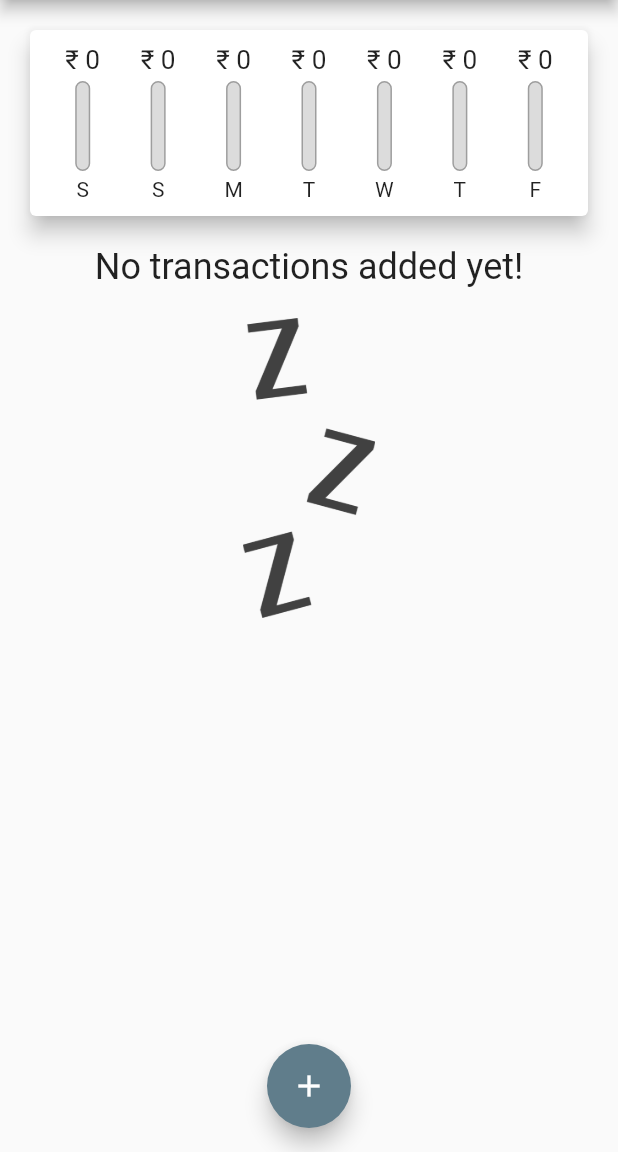
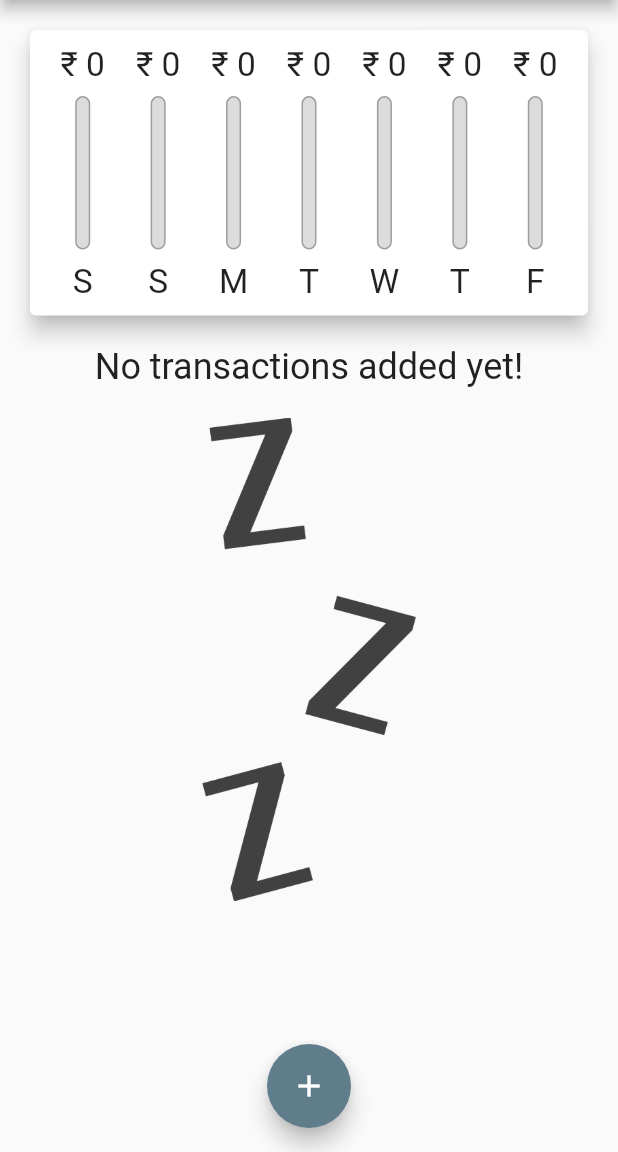
Before and after one commit to ashith1101/expenses_app, a Flutter app: the screen it shows after launch, on a phone screen of 412 x 824 dp, the part 84-1236 px from its top. Run offline on Flutter 3.47's test engine with Material 2 defaults, Android fonts, the phone set to English and light mode, and no system bars; Roboto replaces fonts that are missing (OpenSans).

Commit message:
responsiveness

```diff
--- a/lib/main.dart
+++ b/lib/main.dart
@@ -53,6 +53,8 @@ class _MyHomePageState extends State<MyHomePage> {
     // ),
   ];
 
+  bool _showChart=false;
+
   List<Transaction> get _recentTransactions {
     return _userTransactions.where((tx) {
       return tx.date.isAfter(DateTime.now().subtract(
@@ -96,8 +98,8 @@ class _MyHomePageState extends State<MyHomePage> {
 
   @override
   Widget build(BuildContext context) {
-    return Scaffold(
-      appBar: AppBar(
+    final isLandscape= MediaQuery.of(context).orientation==Orientation.landscape;
+    final appBar=AppBar(
         title: const Text(
           'Track Expenses',
           style: TextStyle(
@@ -112,14 +114,51 @@ class _MyHomePageState extends State<MyHomePage> {
             onPressed: () => _startAddNewTransaction(context),
           )
         ],
-      ),
+      );
+
+    final txListWidget=Container(
+              height: (MediaQuery.of(context).size.height -
+                      appBar.preferredSize.height -
+                      MediaQuery.of(context).padding.top) *
+                  0.7,
+              child: TransactionList(_userTransactions,_deleteTransaction)
+              );
+
+    return Scaffold(
+      appBar: appBar,
       body: SingleChildScrollView(
         child: Column(
           mainAxisAlignment: MainAxisAlignment.start,
           crossAxisAlignment: CrossAxisAlignment.center,
           children: <Widget>[
-            Chart(_recentTransactions),
-             TransactionList(_userTransactions,_deleteTransaction),
+            if(isLandscape) Row(
+              mainAxisAlignment: MainAxisAlignment.center,
+              children: <Widget>[
+                Text('Show Chart',style: Theme.of(context).textTheme.headline6,),
+                Switch(
+                  value: _showChart,
+                  onChanged: (val){
+                  setState(() {
+                    _showChart=val;
+                  });
+                }),
+              ],
+
+            ),
+            if (!isLandscape) Container(
+              height: (MediaQuery.of(context).size.height -
+                      appBar.preferredSize.height -
+                      MediaQuery.of(context).padding.top) *
+                  0.3,
+              child: Chart(_recentTransactions)),
+            if(!isLandscape) txListWidget,
+            if(isLandscape) _showChart ? Container(
+              height: (MediaQuery.of(context).size.height -
+                      appBar.preferredSize.height -
+                      MediaQuery.of(context).padding.top) *
+                  0.7,
+              child: Chart(_recentTransactions)):
+             txListWidget,
           ],
         ),
       ),
--- a/lib/widgets/chart_bar.dart
+++ b/lib/widgets/chart_bar.dart
@@ -5,31 +5,59 @@ class ChartBar extends StatelessWidget {
   final double spendingAmount;
   final double spendingPctOfTotal;
 
-  ChartBar(this.label,this.spendingAmount,this.spendingPctOfTotal);
+  ChartBar(this.label, this.spendingAmount, this.spendingPctOfTotal);
 
   @override
   Widget build(BuildContext context) {
-    return Column(children: <Widget> [
+    return LayoutBuilder(
+      builder: (ctx, contraints) {
+        return Column(
+          children: <Widget>[
             Container(
-        height: 20,
+              height: contraints.maxHeight * 0.15,
               child: FittedBox(
-          child: Text('\u20B9 ${spendingAmount.toStringAsFixed(0)}')
+                  child: Text('\u20B9 ${spendingAmount.toStringAsFixed(0)}')),
             ),
+            SizedBox(
+              height: contraints.maxHeight * 0.05,
             ),
-      SizedBox(height: 4,),
             Container(
-        height: 60,
+              height: contraints.maxHeight * 0.6,
               width: 10,
               child: Stack(
                 children: <Widget>[
-            Container(decoration: BoxDecoration(border: Border.all(color: Colors.grey,width: 1.0),color: Color.fromRGBO(220, 220, 220, 1),borderRadius: BorderRadius.circular(10),),),
-            FractionallySizedBox(heightFactor: spendingPctOfTotal,child: Container(decoration: BoxDecoration(color: Theme.of(context).primaryColor,borderRadius: BorderRadius.circular(10),),),)
+                  Container(
+                    decoration: BoxDecoration(
+                      border: Border.all(color: Colors.grey, width: 1.0),
+                      color: Color.fromRGBO(220, 220, 220, 1),
+                      borderRadius: BorderRadius.circular(10),
+                    ),
+                  ),
+                  FractionallySizedBox(
+                    heightFactor: spendingPctOfTotal,
+                    child: Container(
+                      decoration: BoxDecoration(
+                        color: Theme.of(context).primaryColor,
+                        borderRadius: BorderRadius.circular(10),
+                      ),
+                    ),
+                  )
                 ],
               ),
             ),
-      SizedBox(height: 4,),
-      Text(label),
+            SizedBox(
+              height: contraints.maxHeight * 0.05,
+            ),
+            Container(
+              height: contraints.maxHeight * 0.15,
+              child: FittedBox(
+                child: Text(label),
 
-    ],);
+                ),
+                ),
+          ],
+        );
+      },
+    );
   }
 }
--- a/lib/widgets/transaction_list.dart
+++ b/lib/widgets/transaction_list.dart
@@ -12,7 +12,8 @@ class TransactionList extends StatelessWidget {
     return Container(
       height: 460,
       child: transactions.isEmpty
-          ? Column(
+          ? LayoutBuilder(builder: (ctx, constraints) {
+              return Column(
                 children: <Widget>[
                   Text(
                     'No transactions added yet!',
@@ -22,14 +23,15 @@ class TransactionList extends StatelessWidget {
                     height: 20,
                   ),
                   Container(
-                  height: 200,
+                    height: constraints.maxHeight * 0.6,
                     child: Image.asset(
                       'assets/image/waiting.png',
                       fit: BoxFit.cover,
                     ),
                   )
                 ],
-            )
+              );
+            })
           : ListView.builder(
               itemBuilder: (ctx, index) {
                 return Card(
@@ -48,13 +50,13 @@ class TransactionList extends StatelessWidget {
                       transactions[index].title,
                       style: Theme.of(context).textTheme.headline6,
                     ),
-                    subtitle:
-                        Text(DateFormat.yMMMd().format(transactions[index].date)
-                        ),
+                    subtitle: Text(
+                        DateFormat.yMMMd().format(transactions[index].date)),
                     trailing: IconButton(
                       icon: const Icon(Icons.delete),
                       color: Theme.of(context).errorColor,
-                      onPressed: ()=>deleteTx(transactions[index].id,
+                      onPressed: () => deleteTx(
+                        transactions[index].id,
                       ),
                     ),
                   ),
```
Lines whose indentation alone changed are shown as unchanged.
